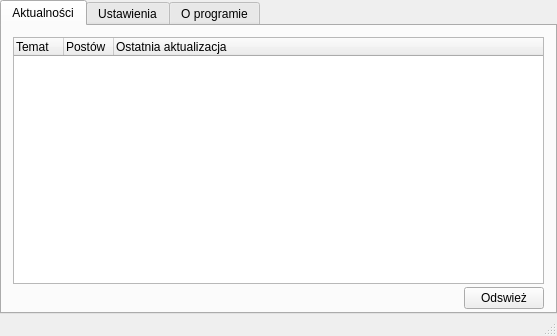
First picture: the form in ui/mainwindow.ui, repository poxip/qcodedesk, before the edit.
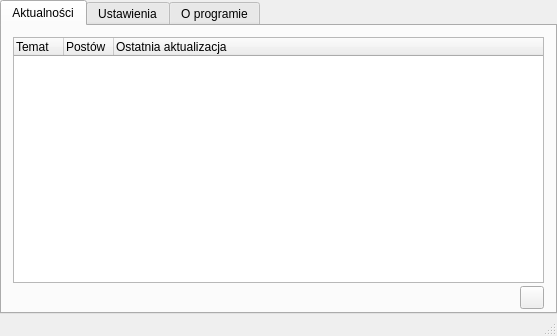
Second picture: the form after the edit. Icons and pictures are not drawn.

Commit message: Use more actions in UI

What changed in the file:
```diff
--- a/ui/mainwindow.ui
+++ b/ui/mainwindow.ui
@@ -68,35 +68,6 @@
         <property name="verticalSpacing">
          <number>3</number>
         </property>
-        <item row="4" column="0" alignment="Qt::AlignRight">
-         <widget class="QPushButton" name="refreshButton">
-          <property name="sizePolicy">
-           <sizepolicy hsizetype="Fixed" vsizetype="Fixed">
-            <horstretch>0</horstretch>
-            <verstretch>0</verstretch>
-           </sizepolicy>
-          </property>
-          <property name="layoutDirection">
-           <enum>Qt::LeftToRight</enum>
-          </property>
-          <property name="text">
-           <string>Odswież</string>
-          </property>
-          <property name="icon">
-           <iconset resource="../resources.qrc">
-            <normaloff>:/main/res/refresh.png</normaloff>:/main/res/refresh.png</iconset>
-          </property>
-          <property name="iconSize">
-           <size>
-            <width>16</width>
-            <height>16</height>
-           </size>
-          </property>
-          <property name="autoExclusive">
-           <bool>false</bool>
-          </property>
-         </widget>
-        </item>
         <item row="0" column="0">
          <layout class="QVBoxLayout" name="verticalLayout_4" stretch="0">
           <property name="spacing">
@@ -171,6 +142,28 @@
           </item>
          </layout>
         </item>
+        <item row="4" column="0" alignment="Qt::AlignRight">
+         <widget class="QToolButton" name="refreshButton">
+          <property name="sizePolicy">
+           <sizepolicy hsizetype="Fixed" vsizetype="Fixed">
+            <horstretch>0</horstretch>
+            <verstretch>0</verstretch>
+           </sizepolicy>
+          </property>
+          <property name="layoutDirection">
+           <enum>Qt::LeftToRight</enum>
+          </property>
+          <property name="text">
+           <string/>
+          </property>
+          <property name="autoExclusive">
+           <bool>false</bool>
+          </property>
+          <property name="toolButtonStyle">
+           <enum>Qt::ToolButtonTextBesideIcon</enum>
+          </property>
+         </widget>
+        </item>
        </layout>
       </widget>
       <widget class="QWidget" name="tab_2">
```
Left out of the diff: 39 changed lines with no effect on the pictures. The commit also changes 6 other files.
